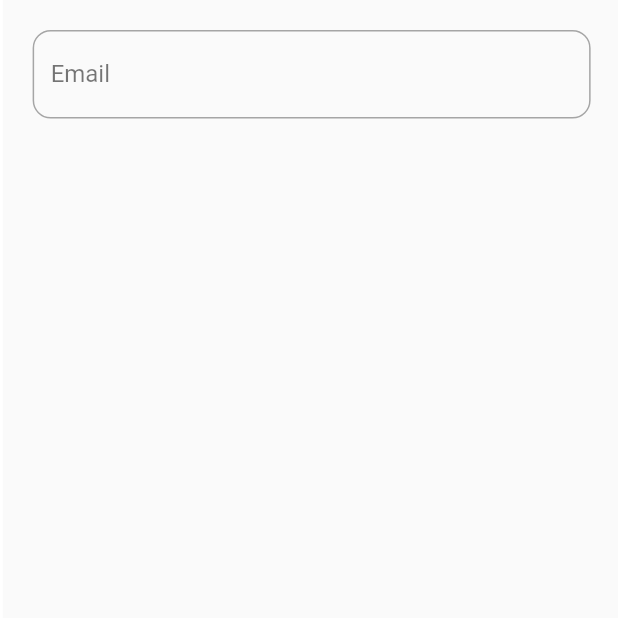
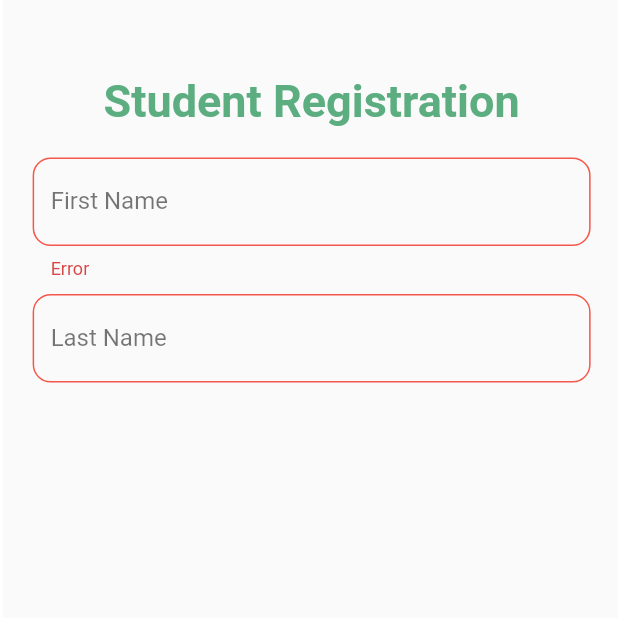
Before and after one commit to ahkam-9408/Flutter-Input-Validation, a Flutter app: the FormPage screen opened directly, on a phone screen of 412 x 824 dp, the top half of it. Run offline on Flutter 3.47's test engine with Material 2 defaults, Android fonts, the phone set to English and light mode, and no system bars.

Commit message:
Custom sized box added and custorm text field modified

```diff
--- /dev/null
+++ b/lib/pages/components/custom_sized_box.dart
@@ -0,0 +1,12 @@
+import 'package:flutter/material.dart';
+
+class CustomSizedBox extends StatelessWidget {
+  const CustomSizedBox({Key key}) : super(key: key);
+
+  @override
+  Widget build(BuildContext context) {
+    return SizedBox(
+      height: 10,
+    );
+  }
+}
--- a/lib/pages/components/custom_text_field.dart
+++ b/lib/pages/components/custom_text_field.dart
@@ -4,16 +4,23 @@ class CustomTextField extends StatelessWidget {
   final String labelText;
   final String hintText;
 
-  const CustomTextField({this.labelText,this.hintText});
+  final String errTxt;
+
+  const CustomTextField({this.labelText, this.hintText, this.errTxt});
 
   @override
   Widget build(BuildContext context) {
     return TextField(
-      obscureText: true,
       decoration: InputDecoration(
+          errorText: errTxt,
           border: OutlineInputBorder(
-            borderRadius: BorderRadius.all(Radius.circular(12)),
-          ),
+              borderRadius: BorderRadius.all(Radius.circular(12)),
+              borderSide: errTxt != null
+                  ? BorderSide(color: Colors.red, width: 5)
+                  : null),
+          errorBorder: OutlineInputBorder(
+              borderRadius: BorderRadius.circular(12),
+              borderSide: BorderSide(color: Colors.red)),
           labelText: labelText,
           hintText: hintText),
     );
--- a/lib/pages/form.dart
+++ b/lib/pages/form.dart
@@ -1,4 +1,5 @@
 import 'package:flutter/material.dart';
+import 'package:input_validation_excercise/pages/components/custom_sized_box.dart';
 import 'package:input_validation_excercise/pages/components/custom_text_field.dart';
 
 class FormPage extends StatefulWidget {
@@ -9,13 +10,44 @@ class FormPage extends StatefulWidget {
 }
 
 class _FormPageState extends State<FormPage> {
+  String errorFirstName = "Error";
+  String errorLastName = "";
+
   @override
   Widget build(BuildContext context) {
     return Scaffold(
-          body: Container(
-            padding: EdgeInsets.all(20),
-            child: CustomTextField(hintText: "Enter your email here",labelText: "Email",)
-      ),
+      body: Container(
+          padding: EdgeInsets.all(20),
+          child: Column(
+            children: [
+              SizedBox(
+                height: 30,
+              ),
+              Text(
+                "Student Registration",
+                style: TextStyle(
+                  color: Color(0xff48a572),
+                  fontWeight: FontWeight.bold,
+                  fontSize: 30,
+                ),
+              ),
+              SizedBox(
+                height: 20,
+              ),
+              CustomTextField(
+                hintText: "Enter your first name here",
+                labelText: "First Name",
+                errTxt: errorFirstName,
+              ),
+              CustomSizedBox(),
+              CustomTextField(
+                hintText: "Enter your last name here",
+                labelText: "Last Name",
+                errTxt: errorLastName,
+              ),
+              CustomSizedBox(),
+            ],
+          )),
     );
   }
 }
--- a/pubspec.yaml
+++ b/pubspec.yaml
@@ -28,6 +28,7 @@ dependencies:
   # The following adds the Cupertino Icons font to your application.
   # Use with the CupertinoIcons class for iOS style icons.
   cupertino_icons: ^1.0.0
+  regexpattern: ^1.0.0
 
 dev_dependencies:
   flutter_test:
```
Also changed, not shown: pubspec.lock.
